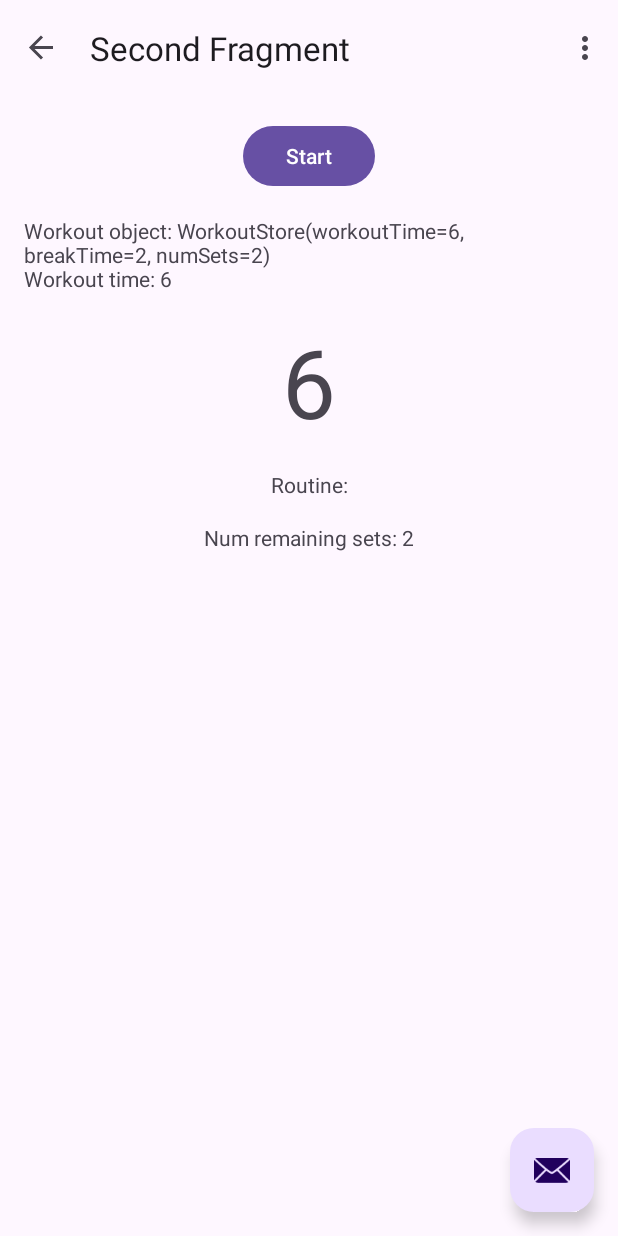
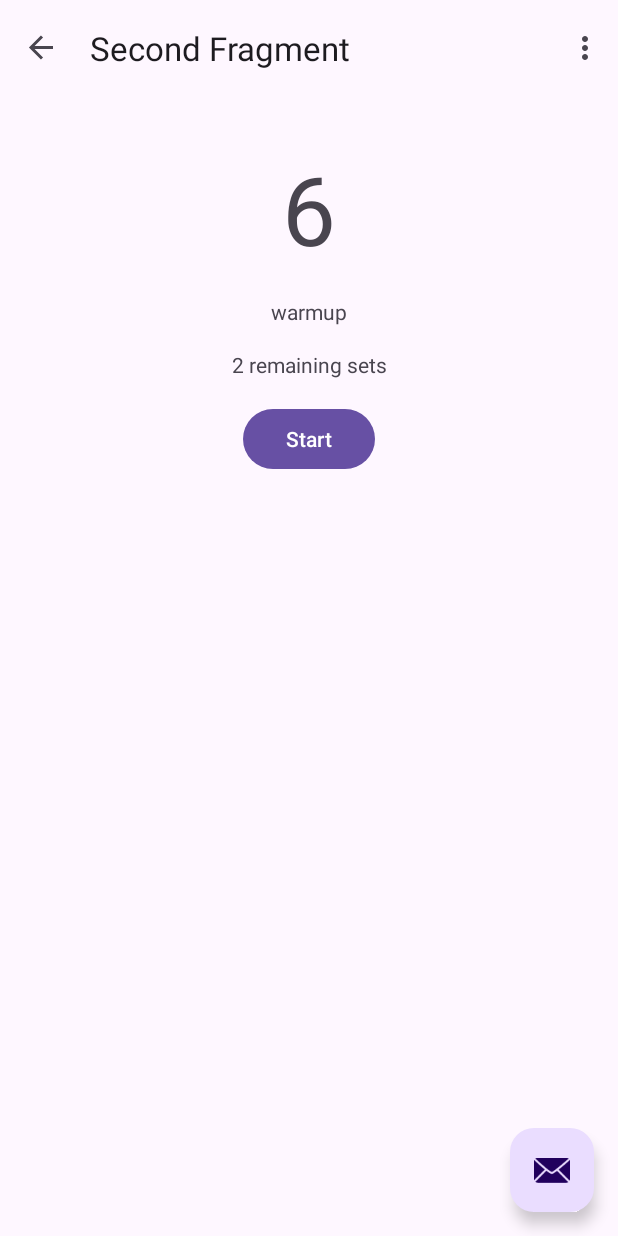
Before and after one commit to felixmerz00/workout-timer, an Android app: the SecondFragment screen opened through its navigation route, on a phone screen of 412 x 824 dp. Run offline under Robolectric (Android 15) with nearby library versions, the phone set to English and light mode, and no system bars; our stand-ins replace navigation-ui.

Commit message:
workout screen new layout

```diff
--- a/app/src/main/java/com/example/intervaltimer/SecondFragment.kt
+++ b/app/src/main/java/com/example/intervaltimer/SecondFragment.kt
@@ -39,12 +39,8 @@ class SecondFragment : Fragment() {
         lifecycleScope.launch {
             workout = dataStore.data.first()
 
-            // temporary information text field
+            // timer text field
             val workoutTimeStr = workout.workoutTime.toString()
-            val newText = "Workout object: $workout \nWorkout time: $workoutTimeStr"
-            binding.textviewSecond.text = newText
-
-            // timer text field
             binding.textviewTimer.text = workoutTimeStr
             // set numSets
             numSetsRemaining = workout.numSets
@@ -115,7 +111,7 @@ class SecondFragment : Fragment() {
     }
 
     private fun updateSetInfo(){
-        val newTextSets = "${getString(R.string.remainingSetsInfo)} $numSetsRemaining"
+        val newTextSets = "$numSetsRemaining ${getString(R.string.remainingSetsInfo)}"
         binding.tvSetsInfo.text = newTextSets
     }
 }
--- a/app/src/main/res/layout/fragment_add_timer.xml
+++ b/app/src/main/res/layout/fragment_add_timer.xml
@@ -18,7 +18,7 @@
             android:id="@+id/tfWoDuration"
             android:layout_width="wrap_content"
             android:layout_height="wrap_content"
-            android:text="@string/workout"
+            android:text="@string/workout_duration"
             android:layout_marginTop="16dp"
             app:layout_constraintTop_toTopOf="parent"
             app:layout_constraintStart_toStartOf="parent"
@@ -41,7 +41,7 @@
             android:id="@+id/tfBreakDuration"
             android:layout_width="wrap_content"
             android:layout_height="wrap_content"
-            android:text="@string/workout"
+            android:text="@string/workout_duration"
             android:layout_marginTop="16dp"
             app:layout_constraintTop_toBottomOf="@id/etWoDuration"
             app:layout_constraintStart_toStartOf="parent"
--- a/app/src/main/res/layout/fragment_second.xml
+++ b/app/src/main/res/layout/fragment_second.xml
@@ -11,27 +11,6 @@
         android:layout_height="match_parent"
         android:padding="16dp">
 
-        <Button
-            android:id="@+id/button_second"
-            android:layout_width="wrap_content"
-            android:layout_height="wrap_content"
-            android:text="@string/startWorkout"
-            app:layout_constraintBottom_toTopOf="@id/textview_second"
-            app:layout_constraintEnd_toEndOf="parent"
-            app:layout_constraintStart_toStartOf="parent"
-            app:layout_constraintTop_toTopOf="parent" />
-
-        <TextView
-            android:id="@+id/textview_second"
-            android:layout_width="wrap_content"
-            android:layout_height="wrap_content"
-            android:layout_marginTop="16dp"
-            android:text="@string/lorem_ipsum"
-            app:layout_constraintBottom_toTopOf="@id/textview_timer"
-            app:layout_constraintEnd_toEndOf="parent"
-            app:layout_constraintStart_toStartOf="parent"
-            app:layout_constraintTop_toBottomOf="@id/button_second" />
-
         <TextView
             android:id="@+id/textview_timer"
             android:layout_width="wrap_content"
@@ -39,21 +18,21 @@
             android:layout_marginTop="16dp"
             android:text="@string/initial_time"
             android:textSize="64sp"
-            app:layout_constraintBottom_toTopOf="@id/tv_wo_info"
+            app:layout_constraintTop_toTopOf="parent"
             app:layout_constraintEnd_toEndOf="parent"
             app:layout_constraintStart_toStartOf="parent"
-            app:layout_constraintTop_toBottomOf="@id/textview_second" />
+            app:layout_constraintBottom_toTopOf="@id/tv_wo_info" />
 
         <TextView
             android:id="@+id/tv_wo_info"
             android:layout_width="wrap_content"
             android:layout_height="wrap_content"
             android:layout_marginTop="16dp"
-            android:text="@string/woInfoRoutine"
-            app:layout_constraintBottom_toTopOf="@id/tv_sets_info"
+            android:text="@string/warmup"
+            app:layout_constraintTop_toBottomOf="@id/textview_timer"
             app:layout_constraintEnd_toEndOf="parent"
             app:layout_constraintStart_toStartOf="parent"
-            app:layout_constraintTop_toBottomOf="@id/textview_timer" />
+            app:layout_constraintBottom_toTopOf="@id/tv_sets_info" />
 
         <TextView
             android:id="@+id/tv_sets_info"
@@ -61,10 +40,22 @@
             android:layout_height="wrap_content"
             android:layout_marginTop="16dp"
             android:text="@string/remainingSetsInfo"
+            app:layout_constraintTop_toBottomOf="@id/tv_wo_info"
+            app:layout_constraintEnd_toEndOf="parent"
+            app:layout_constraintStart_toStartOf="parent"
+            app:layout_constraintBottom_toTopOf="@id/button_second" />
+
+        <Button
+            android:id="@+id/button_second"
+            android:layout_width="wrap_content"
+            android:layout_height="wrap_content"
+            android:layout_marginTop="16dp"
+            android:text="@string/startWorkout"
             app:layout_constraintBottom_toBottomOf="parent"
             app:layout_constraintEnd_toEndOf="parent"
             app:layout_constraintStart_toStartOf="parent"
-            app:layout_constraintTop_toBottomOf="@id/tv_wo_info" />
+            app:layout_constraintTop_toBottomOf="@id/tv_sets_info" />
 
     </androidx.constraintlayout.widget.ConstraintLayout>
+
 </androidx.core.widget.NestedScrollView>
--- a/app/src/main/res/values/strings.xml
+++ b/app/src/main/res/values/strings.xml
@@ -8,7 +8,9 @@
     <string name="startWorkout">Start</string>
     <string name="workoutFinishedText">Done!</string>
     <string name="woInfoRoutine">Routine:</string>
-    <string name="remainingSetsInfo">Num remaining sets:</string>
+    <string name="remainingSetsInfo">remaining sets</string>
+    <string name="workout">workout</string>
+    <string name="warmup">warmup</string>
 
     <string name="lorem_ipsum">
         Lorem ipsum dolor sit amet, consectetur adipiscing elit. Nam in scelerisque sem. Mauris
@@ -23,7 +25,7 @@
 
     <string name="warm_up">Warm-up</string>
     <string name="warm_up_initial_value">00:10</string>
-    <string name="workout">workout duration</string>
+    <string name="workout_duration">workout duration</string>
     <string name="workout_initial_value">01:00</string>
     <string name="break_string">break duration</string>
     <string name="break_initial_value">00:30</string>
```
